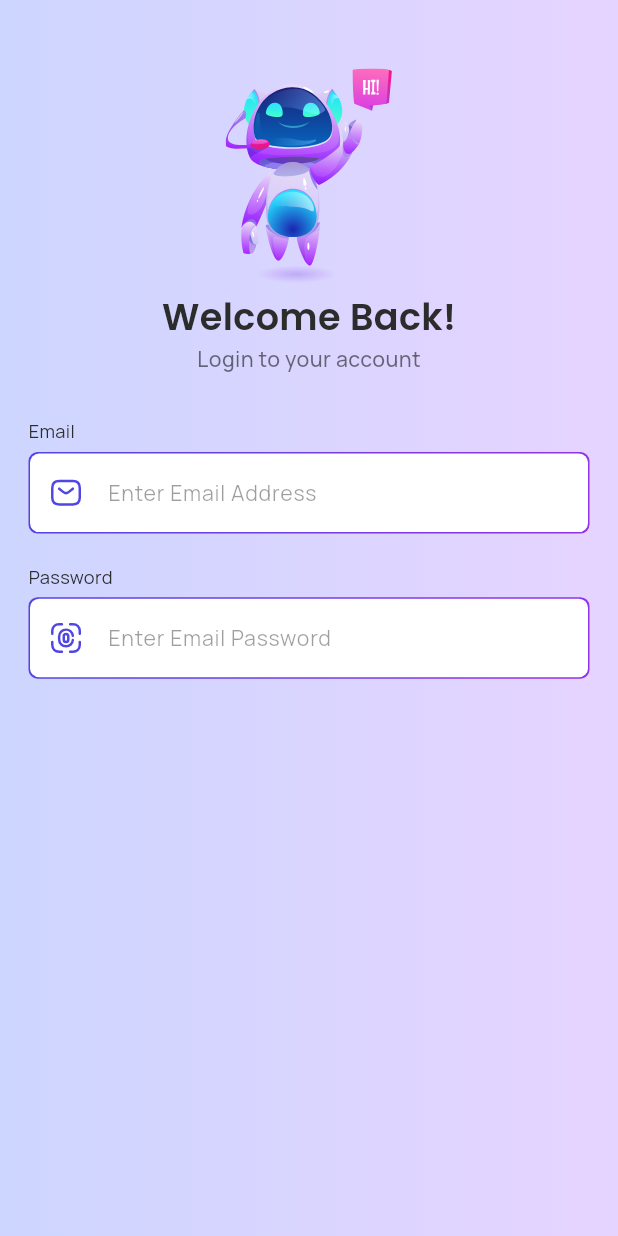
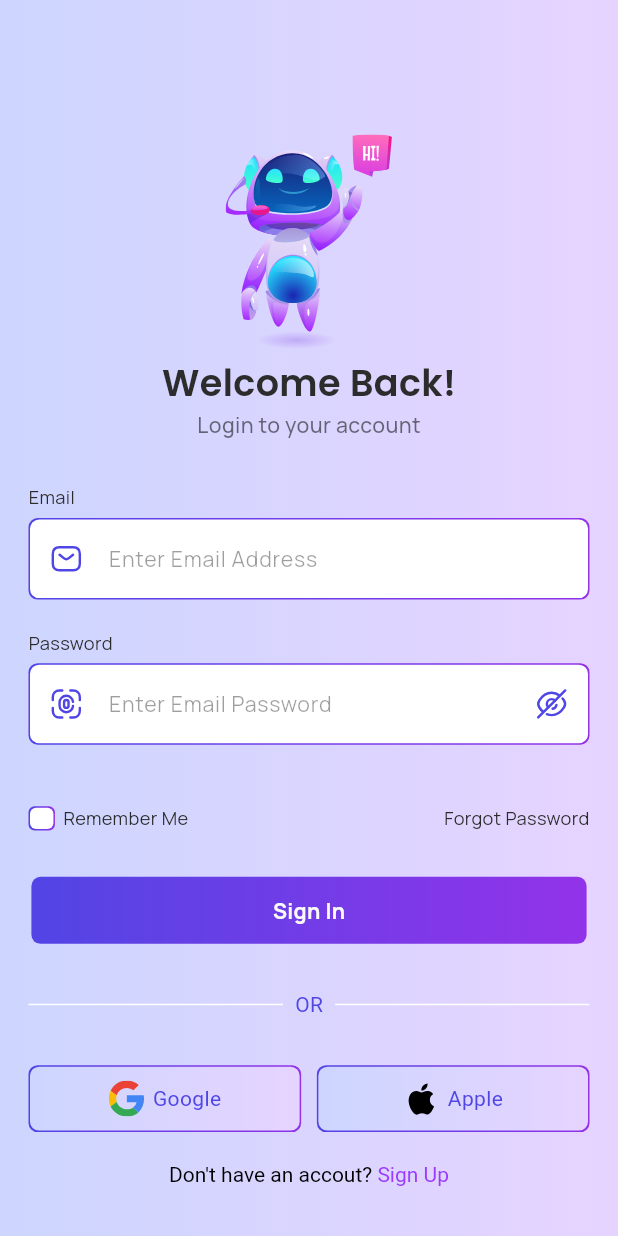
Before and after one commit to fahimmehemmod2005/Cps, a Flutter app: the screen it shows after launch, on a phone screen of 412 x 824 dp. Run offline on Flutter 3.47's test engine with Material 3 defaults, Android fonts, the phone set to English and light mode, and no system bars; our stand-ins replace flutter_screenutil, flutter_svg, get, google_fonts.

Commit message:
login done

```diff
--- a/lib/app/modules/lock_screen/bindings/lock_screen_binding.dart
+++ b/lib/app/modules/lock_screen/bindings/lock_screen_binding.dart
@@ -1,3 +1,4 @@
+import 'package:cps/app/modules/lock_screen/controllers/checkbox_controller.dart';
 import 'package:get/get.dart';
 
 import '../controllers/lock_screen_controller.dart';
@@ -6,7 +7,8 @@ class LockScreenBinding extends Bindings {
   @override
   void dependencies() {
     Get.lazyPut<LockScreenController>(
-      () => LockScreenController(),
-    );
+      () => LockScreenController());
+    Get.lazyPut<CheckboxController>(
+      () => CheckboxController());
   }
 }
--- /dev/null
+++ b/lib/app/modules/lock_screen/controllers/checkbox_controller.dart
@@ -0,0 +1,9 @@
+import 'package:get/state_manager.dart';
+
+class CheckboxController extends GetxController{
+  RxBool isNotEmpty = false.obs;
+
+  void toggle(){
+    isNotEmpty.value = !isNotEmpty.value;
+  }
+}
--- a/lib/app/modules/lock_screen/controllers/lock_screen_controller.dart
+++ b/lib/app/modules/lock_screen/controllers/lock_screen_controller.dart
@@ -1,23 +1,14 @@
+import 'package:flutter/material.dart';
 import 'package:get/get.dart';
 
 class LockScreenController extends GetxController {
-  //TODO: Implement LockScreenController
-
-  final count = 0.obs;
-  @override
-  void onInit() {
-    super.onInit();
-  }
-
-  @override
-  void onReady() {
-    super.onReady();
-  }
+  final TextEditingController email = TextEditingController();
+  final TextEditingController password = TextEditingController();
 
   @override
   void onClose() {
+    email.dispose();
+    password.dispose();
     super.onClose();
   }
-
-  void increment() => count.value++;
 }
--- a/lib/app/modules/lock_screen/views/lock_screen_view.dart
+++ b/lib/app/modules/lock_screen/views/lock_screen_view.dart
@@ -1,7 +1,14 @@
+import 'package:cps/app/modules/lock_screen/controllers/checkbox_controller.dart';
+import 'package:cps/app/modules/lock_screen/widgets/custom_checkbox.dart';
+import 'package:cps/app/modules/lock_screen/widgets/custom_rich_text.dart';
+import 'package:cps/app/routes/app_pages.dart';
 import 'package:cps/common/custom_scaffold/custom_scaffold.dart';
+import 'package:cps/common/widgets/custom_gradient_button/custom_gradient_button.dart';
+import 'package:cps/common/widgets/custom_gradient_button/custom_gradient_social_button.dart';
 import 'package:cps/common/widgets/custom_input_field/cusotm_input_field.dart';
 import 'package:cps/common/widgets/custom_svg/custom_svg.dart';
 import 'package:cps/utils/pictures/icons/icons.dart';
+import 'package:cps/utils/sizes/sizes.dart';
 import 'package:cps/utils/styles/styles.dart';
 import 'package:flutter/material.dart';
 import 'package:flutter_screenutil/flutter_screenutil.dart';
@@ -12,20 +19,141 @@ class LockScreenView extends GetView<LockScreenController> {
   const LockScreenView({super.key});
   @override
   Widget build(BuildContext context) {
+    final CheckboxController checkController = Get.put(CheckboxController());
+    final LockScreenController textController = Get.put(LockScreenController());
+
     return CustomScaffold(
       body: Column(
         crossAxisAlignment: CrossAxisAlignment.center,
         children: [
+          MySizes.topSafeArea,
           SizedBox(height: 45.h),
-          CustomSvgPicture(assetName: MyIcons.robot,height: 138.93.h,width: 107.66.w),
+
+          //_______________ Robot Logo ______________________
+          CustomSvgPicture(
+            assetName: MyIcons.robot,
+            height: 138.93.h,
+            width: 107.66.w,
+          ),
+
           SizedBox(height: 5.h),
-          Text('Welcome Back!',style: MyStyles.title24_600w(color: Color(0xff2C2C2C)),),
-          Text('Login to your account',style: MyStyles.title14_500w(color: Colors.black54),),
+
+          //_________________ Title _______________________
+          Text(
+            'Welcome Back!',
+            style: MyStyles.title24_600w(color: Color(0xff2C2C2C)),
+          ),
+
+          //_________________ Sub Title _____________________
+          Text(
+            'Login to your account',
+            style: MyStyles.title14_500w(color: Colors.black54),
+          ),
+
           SizedBox(height: 30.h),
-          CustomInputField(imagePath: MyIcons.email,hintText: "Enter Email Address",topLabel: "Email",),
+
+          //____________________ Email Input Field __________________
+          CustomInputField(
+            controller: textController.email,
+            prefixPath: MyIcons.email,
+            hintText: "Enter Email Address",
+            topLabel: "Email",
+          ),
+
           SizedBox(height: 20.h),
-          CustomInputField(imagePath: MyIcons.finger,hintText: "Enter Email Password",topLabel: "Password",),
 
+          //_______________________ Password Input Field ___________________
+          CustomInputField(
+            controller: textController.password,
+            prefixPath: MyIcons.finger,
+            suffixPath: MyIcons.visibilityOn,
+            hintText: "Enter Email Password",
+            topLabel: "Password",
+            obscureText: true,
+          ),
+
+          SizedBox(height: 40.h),
+
+          Row(
+            children: [
+              //______________________ Checkbox _________________________
+              GradientCheckbox(
+                value: checkController.isNotEmpty,
+                onTap: checkController.toggle,
+              ),
+
+              SizedBox(width: 5.w),
+
+              // __________________________ Remember me ___________________
+              Text(
+                "Remember Me",
+                style: MyStyles.title12_400w(color: Color(0xff2C2C2C)),
+              ),
+
+              Spacer(),
+
+              //_________________________ forgot password button __________________
+              GestureDetector(
+                onTap: () {},
+                child: Text(
+                  "Forgot Password",
+                  style: MyStyles.title12_400w(color: Color(0xff2C2C2C)),
+                ),
+              ),
+            ],
+          ),
+
+          SizedBox(height: 30.h),
+
+          //______________________ Sign In button ___________________________
+          CustomGradientButton(
+            buttonText: "Sign In",
+            onTap: () {
+              Get.toNamed(Routes.HOME);
+            },
+          ),
+
+          SizedBox(height: 30.h),
+
+          //________________________ OR ______________________________________
+          Row(
+            children: [
+              Expanded(child: Divider(color: Colors.white, thickness: 1)),
+              Padding(
+                padding: const EdgeInsets.symmetric(horizontal: 8.0),
+                child: Text('OR', style: TextStyle(color: Color(0xff4F46E5))),
+              ),
+              Expanded(child: Divider(color: Colors.white, thickness: 1)),
+            ],
+          ),
+
+          SizedBox(height: 30.h),
+
+          //____________________ Social Button _________________________
+          Row(
+            mainAxisAlignment: MainAxisAlignment.spaceBetween,
+            children: [
+              CustomGradientSocialButton(
+                imagePath: MyIcons.google,
+                text: 'Google',
+              ),
+              CustomGradientSocialButton(
+                imagePath: MyIcons.apple,
+                text: 'Apple',
+              ),
+            ],
+          ),
+
+          SizedBox(height: 20.h),
+
+          //__________________ signup rich text ______________________
+          Custom_Rich_Text(
+            firstText: "Don't have an accout? ",
+            secondText: "Sign Up",
+            onTap: () {},
+          ),
+          SizedBox(height: 49.07.h),
+          MySizes.bottomSafeArea,
         ],
       ),
     );
--- /dev/null
+++ b/lib/app/modules/lock_screen/widgets/custom_checkbox.dart
@@ -0,0 +1,40 @@
+import 'package:cps/utils/pictures/icons/icons.dart';
+import 'package:flutter/material.dart';
+import 'package:flutter_screenutil/flutter_screenutil.dart';
+import 'package:flutter_svg/svg.dart';
+import 'package:get/get.dart';
+
+class GradientCheckbox extends StatelessWidget {
+  final RxBool value;
+  final VoidCallback onTap;
+
+  const GradientCheckbox({super.key, required this.value, required this.onTap});
+
+  @override
+  Widget build(BuildContext context) {
+    return Obx(
+      () => GestureDetector(
+        onTap: onTap,
+        child: Container(
+          height: 16.h, width: 16.w,
+          padding: const EdgeInsets.all(1),
+          decoration: BoxDecoration(
+            gradient: const LinearGradient(
+              colors: [Color(0xff5245E5), Color(0xff9233E9)],
+            ),
+            borderRadius: BorderRadius.circular(4.r),
+          ),
+          child: Container(
+            decoration: BoxDecoration(
+              color: Colors.white,
+              borderRadius: BorderRadius.circular(4.r),
+            ),
+            child: value.value
+                ? SvgPicture.asset(MyIcons.check, height: 5.5, width: 8)
+                : null,
+          ),
+        ),
+      ),
+    );
+  }
+}
--- /dev/null
+++ b/lib/app/modules/lock_screen/widgets/custom_rich_text.dart
@@ -0,0 +1,30 @@
+import 'package:flutter/gestures.dart';
+import 'package:flutter/material.dart';
+
+class Custom_Rich_Text extends StatelessWidget {
+  final String firstText;
+  final String secondText;
+  final VoidCallback onTap;
+  const Custom_Rich_Text({
+    super.key, required this.firstText, required this.secondText, required this.onTap,
+  });
+
+  @override
+  Widget build(BuildContext context) {
+    return RichText(
+      text: TextSpan(
+        children: <TextSpan>[
+          TextSpan(
+            text: firstText,
+            style: TextStyle(color: Colors.black),
+          ),
+          TextSpan(
+            text: secondText,
+            style: TextStyle(color: Color(0xff9C3AFF)),
+            recognizer: TapGestureRecognizer()..onTap = onTap,
+          ),
+        ],
+      ),
+    );
+  }
+}
--- a/lib/common/custom_scaffold/custom_scaffold.dart
+++ b/lib/common/custom_scaffold/custom_scaffold.dart
@@ -17,6 +17,7 @@ class CustomScaffold extends StatelessWidget {
     return Scaffold(
       appBar: appBar,
       body: Container(
+        height: double.infinity,width: double.infinity,
         decoration: BoxDecoration(
           gradient: LinearGradient(
             colors: [
@@ -25,11 +26,9 @@ class CustomScaffold extends StatelessWidget {
             ]
           ),
         ),
-        child: SafeArea(
-          child: Padding(
-            padding: const EdgeInsets.symmetric(horizontal: 19),
-            child: body,
-          ),
+        child: SingleChildScrollView(
+          padding: const EdgeInsets.symmetric(horizontal: 19),
+          child: body,
         ),
       ),
       floatingActionButton: floatingActionButton,
--- /dev/null
+++ b/lib/common/widgets/custom_gradient_button/custom_gradient_button.dart
@@ -0,0 +1,35 @@
+import 'package:cps/utils/styles/styles.dart';
+import 'package:flutter/material.dart';
+import 'package:flutter_screenutil/flutter_screenutil.dart';
+
+class CustomGradientButton extends StatelessWidget {
+  final String buttonText;
+  final TextStyle? textStyle;
+  final VoidCallback onTap;
+  const CustomGradientButton({
+    super.key, required this.buttonText, this.textStyle, required this.onTap,
+  });
+
+  @override
+  Widget build(BuildContext context) {
+    return InkWell(
+      onTap: onTap,
+      child: Container(
+        height: 44.h,
+        width: 336.w,
+        decoration: BoxDecoration(
+          borderRadius: BorderRadius.circular(6.r),
+          gradient: LinearGradient(
+            colors: [Color(0xff5245E5), Color(0xff9233E9)],
+          ),
+        ),
+        child: Center(
+          child: Text(
+            buttonText,
+            style: textStyle ?? MyStyles.title14_700w(color: Color(0xFFFAFAFA)),
+          ),
+        ),
+      ),
+    );
+  }
+}
--- /dev/null
+++ b/lib/common/widgets/custom_gradient_button/custom_gradient_social_button.dart
@@ -0,0 +1,44 @@
+import 'package:flutter/material.dart';
+import 'package:flutter_screenutil/flutter_screenutil.dart';
+import 'package:flutter_svg/svg.dart';
+
+class CustomGradientSocialButton extends StatelessWidget {
+  final String imagePath;
+  final String text;
+  const CustomGradientSocialButton({
+    super.key, required this.imagePath, required this.text,
+  });
+
+  @override
+  Widget build(BuildContext context) {
+    return Container(
+      height: 44.h,
+      width: 165.w,
+      decoration: BoxDecoration(
+        gradient: LinearGradient(
+          colors: [Color(0xff5245E5), Color(0xff9233E9)],
+        ),
+        borderRadius: BorderRadius.circular(6.r),
+      ),
+      child: Padding(
+        padding: EdgeInsetsGeometry.all(1),
+        child: Container(
+          decoration: BoxDecoration(
+            gradient: LinearGradient(
+              colors: [Color(0xffCDD6FF), Color(0xffE6D4FF)],
+            ),
+            borderRadius: BorderRadius.circular(6.r),
+          ),
+          child: Row(
+            mainAxisAlignment: MainAxisAlignment.center,
+            children: [
+              SvgPicture.asset(imagePath),
+              SizedBox(width: 5.w),
+              Text(text, style: TextStyle(color: Color(0xff4F46E5))),
+            ],
+          ),
+        ),
+      ),
+    );
+  }
+}
--- a/lib/common/widgets/custom_input_field/cusotm_input_field.dart
+++ b/lib/common/widgets/custom_input_field/cusotm_input_field.dart
@@ -1,13 +1,28 @@
 import 'package:cps/utils/styles/styles.dart';
 import 'package:flutter/material.dart';
 import 'package:flutter_screenutil/flutter_screenutil.dart';
-import 'package:flutter_svg/svg.dart';
+import 'package:flutter_svg/flutter_svg.dart';
 
 class CustomInputField extends StatelessWidget {
-  final String? topLabel, hintText;
-  final String imagePath;
+  final String? topLabel;
+  final String? hintText;
+  final String? prefixPath;
+  final String? suffixPath;
+  final TextEditingController? controller;
+  final bool obscureText;
+  final String? Function(String?)? validator;
+  final TextInputType keyboardType;
+
   const CustomInputField({
-   required this.imagePath, this.topLabel, this.hintText,
+    super.key,
+    this.topLabel,
+    this.hintText,
+    this.prefixPath,
+    this.suffixPath,
+    this.controller,
+    this.obscureText = false,
+    this.validator,
+    this.keyboardType = TextInputType.text,
   });
 
   @override
@@ -15,10 +30,17 @@ class CustomInputField extends StatelessWidget {
     return Column(
       crossAxisAlignment: CrossAxisAlignment.start,
       children: [
-        Text(topLabel ?? "", style: MyStyles.title12_400w(color: Color(0xff2C2C2C)),),
-        SizedBox(height: 5.h),
+        if (topLabel != null && topLabel!.isNotEmpty)
+          Text(
+            topLabel!,
+            style: MyStyles.title12_400w(color: const Color(0xff2C2C2C)),
+          ),
+
+        if (topLabel != null && topLabel!.isNotEmpty) SizedBox(height: 5.h),
+
+        /// Gradient Border
         Container(
-          padding: const EdgeInsets.all(1), // border thickness
+          padding: const EdgeInsets.all(1),
           decoration: BoxDecoration(
             gradient: const LinearGradient(
               colors: [Color(0xff5245E5), Color(0xff9233E9)],
@@ -27,15 +49,43 @@ class CustomInputField extends StatelessWidget {
           ),
           child: Container(
             decoration: BoxDecoration(
-              color: Colors.white, // background color
+              color: Colors.white,
               borderRadius: BorderRadius.circular(6.r),
             ),
             child: TextFormField(
+              controller: controller,
+              obscureText: obscureText,
+              validator: validator,
+              keyboardType: keyboardType,
               decoration: InputDecoration(
-                prefixIcon: Padding(padding: EdgeInsetsGeometry.all(13),child: SvgPicture.asset(imagePath,height: 20.h,width: 20.w)),
-                hintText: hintText ?? "",
+                border: InputBorder.none,
+
+                /// Prefix Icon
+                prefixIcon: prefixPath != null
+                    ? Padding(
+                        padding: EdgeInsets.all(13.r),
+                        child: SvgPicture.asset(
+                          prefixPath!,
+                          height: 20.h,
+                          width: 20.w,
+                        ),
+                      )
+                    : null,
+
+                /// Suffix Icon
+                suffixIcon: suffixPath != null
+                    ? Padding(
+                        padding: EdgeInsets.all(13.r),
+                        child: SvgPicture.asset(
+                          suffixPath!,
+                          height: 20.h,
+                          width: 20.w,
+                        ),
+                      )
+                    : null,
+
+                hintText: hintText ?? '',
                 hintStyle: MyStyles.title14_400w(color: Colors.black38),
-                border: InputBorder.none,
                 contentPadding: EdgeInsets.symmetric(
                   horizontal: 16.w,
                   vertical: 14.h,
--- a/lib/main.dart
+++ b/lib/main.dart
@@ -9,7 +9,7 @@ void main(){
       designSize: const Size(374, 812),
       minTextAdapt: true,
       splitScreenMode: true,
-      builder: (context, child) {
+      builder: (_, child) {
         return GetMaterialApp(
           debugShowCheckedModeBanner: false,
           title: "Cps",
--- a/lib/utils/pictures/icons/icons.dart
+++ b/lib/utils/pictures/icons/icons.dart
@@ -9,5 +9,6 @@ class MyIcons {
   static const String google = 'assets/icons/google.svg';
   static const String apple = 'assets/icons/apple.svg';
   static const String visibilityOn = 'assets/icons/visibility off.svg';
+  static const String check = 'assets/icons/check.svg';
 
 }
--- /dev/null
+++ b/lib/utils/sizes/sizes.dart
@@ -0,0 +1,7 @@
+import 'package:flutter/material.dart';
+
+class MySizes {
+  MySizes._();
+  static const SizedBox topSafeArea = SizedBox(height: 44);
+  static const SizedBox bottomSafeArea = SizedBox(height: 40);
+}
--- a/lib/utils/styles/styles.dart
+++ b/lib/utils/styles/styles.dart
@@ -8,6 +8,7 @@ class MyStyles{
   static TextStyle title14_400w({Color? color}) => GoogleFonts.manrope(fontSize: 14.sp, fontWeight: FontWeight.w400, color: color);
   static TextStyle title12_400w({Color? color}) => GoogleFonts.manrope(fontSize: 12.sp, fontWeight: FontWeight.w400, color: color);
   static TextStyle title14_500w({Color? color}) => GoogleFonts.manrope(fontSize: 14.sp, fontWeight: FontWeight.w500, color: color);
+  static TextStyle title14_700w({Color? color}) => GoogleFonts.manrope(fontSize: 14.sp, fontWeight: FontWeight.w700, color: color);
   static TextStyle title24_600w({Color? color}) => GoogleFonts.poppins(fontSize: 24.sp, fontWeight: FontWeight.w600, color: color);
 
 }
```
Also changed, not shown: assets/icons/check.svg (added).
